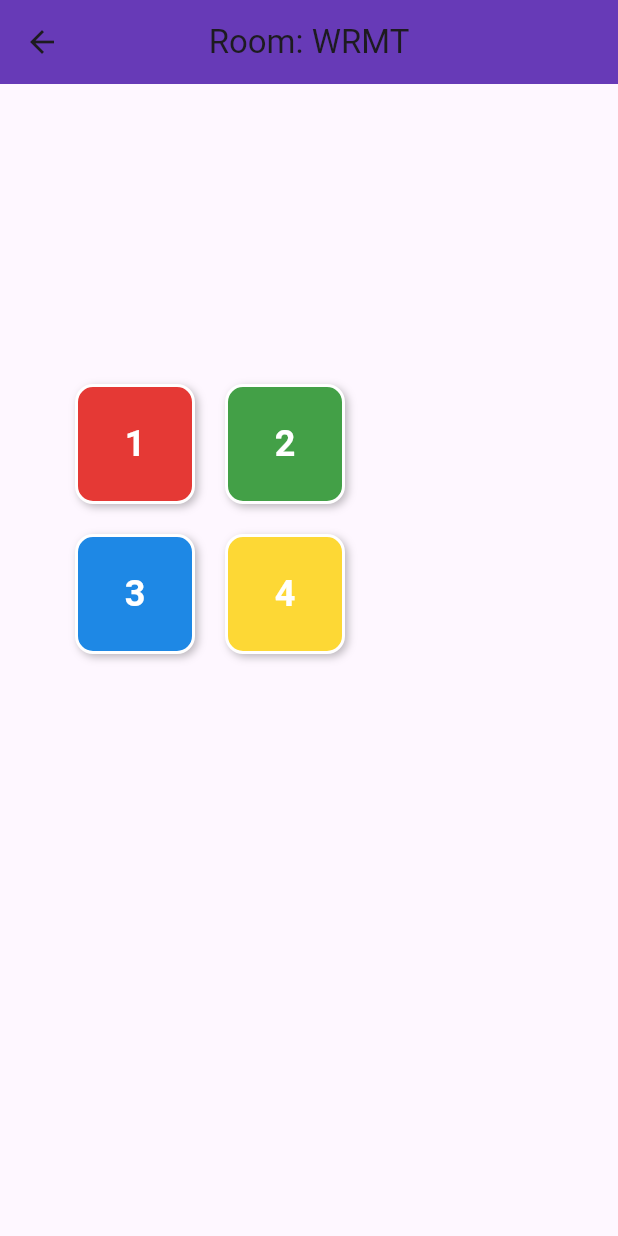
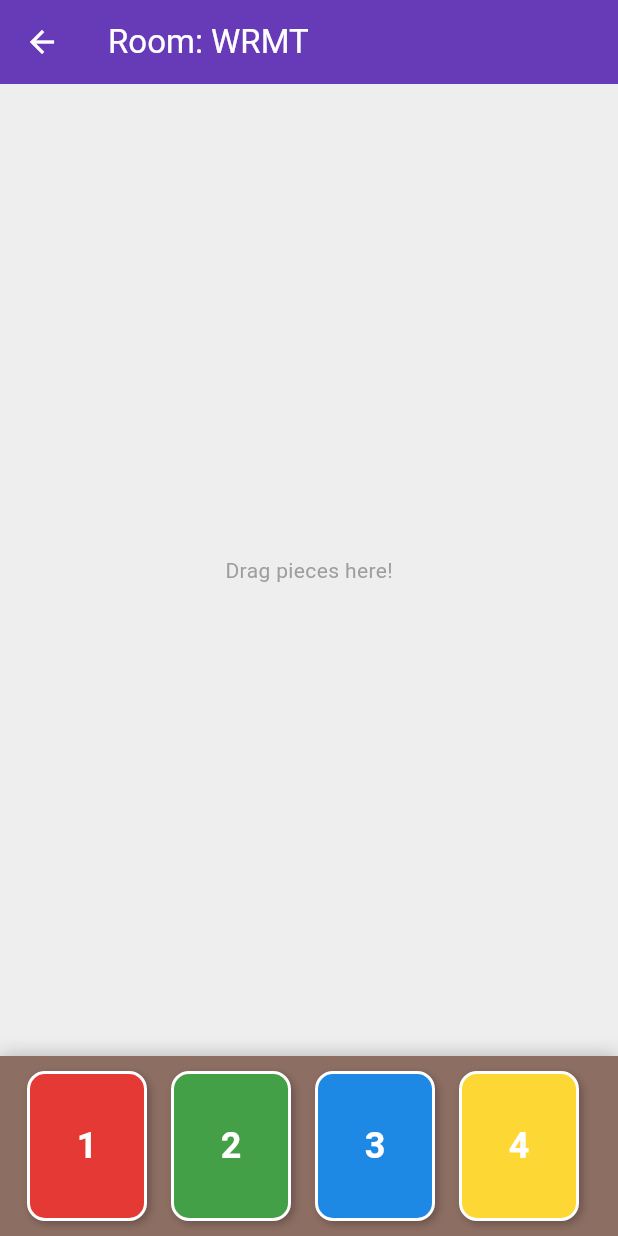
Before and after one commit to Riy2912/Multiplayer-Jigsaw-Activities, a Flutter app: the screen it shows after launch, after a tap on "CREATE NEW ROOM", on a phone screen of 412 x 824 dp. Run offline on Flutter 3.47's test engine with Material 3 defaults, Android fonts, the phone set to English and light mode, and no system bars; our stand-ins replace firebase_core, firebase_database; accounts and stored records are empty.

Commit message:
Fixed main.dart errors and implemented Piece Drawer logic

```diff
--- a/lib/main.dart
+++ b/lib/main.dart
@@ -3,13 +3,13 @@ import 'package:flutter/material.dart';
 import 'package:firebase_core/firebase_core.dart';
 import 'package:firebase_database/firebase_database.dart';
 
-// 1. INITIAL SETUP
+// 1. MAIN ENTRY POINT
 void main() async {
   WidgetsFlutterBinding.ensureInitialized();
   await Firebase.initializeApp();
   runApp(const MaterialApp(
     debugShowCheckedModeBanner: false,
-    home: LobbyScreen(), // We start at the Lobby now, not the Game
+    home: LobbyScreen(),
   ));
 }
 
@@ -27,7 +27,6 @@ class _LobbyScreenState extends State<LobbyScreen> {
   final TextEditingController _codeController = TextEditingController();
   bool _isLoading = false;
 
-  // Helper: Generate a random 4-digit Room Code
   String _generateRoomCode() {
     const chars = "ABCDEFGHIJKLMNOPQRSTUVWXYZ";
     Random rnd = Random();
@@ -35,20 +34,18 @@ class _LobbyScreenState extends State<LobbyScreen> {
         4, (_) => chars.codeUnitAt(rnd.nextInt(chars.length))));
   }
 
-  // Action: Create a new room
   void _createRoom() {
     setState(() => _isLoading = true);
     String newCode = _generateRoomCode();
 
-    // Set initial data for this specific room
     DatabaseReference roomRef = FirebaseDatabase.instance.ref("rooms/$newCode/pieces");
 
-    // Create 4 initial pieces scattered around
+    // STARTING PIECES: All set to 'isPlaced: false' so they appear in the drawer first
     List<Map<String, dynamic>> initialPieces = [
-      {'x': 50, 'y': 200, 'color': 0xFFE53935}, // Red
-      {'x': 150, 'y': 200, 'color': 0xFF43A047}, // Green
-      {'x': 50, 'y': 300, 'color': 0xFF1E88E5}, // Blue
-      {'x': 150, 'y': 300, 'color': 0xFFFDD835}, // Yellow
+      {'x': 0, 'y': 0, 'color': 0xFFE53935, 'isPlaced': false}, // Red
+      {'x': 0, 'y': 0, 'color': 0xFF43A047, 'isPlaced': false}, // Green
+      {'x': 0, 'y': 0, 'color': 0xFF1E88E5, 'isPlaced': false}, // Blue
+      {'x': 0, 'y': 0, 'color': 0xFFFDD835, 'isPlaced': false}, // Yellow
     ];
 
     roomRef.set(initialPieces).then((_) {
@@ -57,7 +54,6 @@ class _LobbyScreenState extends State<LobbyScreen> {
     });
   }
 
-  // Action: Join existing room
   void _joinRoom() {
     String code = _codeController.text.trim().toUpperCase();
     if (code.length == 4) {
@@ -101,17 +97,12 @@ class _LobbyScreenState extends State<LobbyScreen> {
                     width: double.infinity,
                     height: 50,
                     child: ElevatedButton.icon(
-                      icon: const Icon(Icons.add, color: Colors.white), // Force Icon to White
-                      label: const Text(
-                        "CREATE NEW ROOM",
-                        style: TextStyle(
-                          color: Colors.white, // Force Text to White
-                          fontWeight: FontWeight.bold, // Make it bold for better visibility
-                        ),
-                      ),
+                      icon: const Icon(Icons.add, color: Colors.white),
+                      label: const Text("CREATE NEW ROOM",
+                          style: TextStyle(color: Colors.white, fontWeight: FontWeight.bold)),
                       style: ElevatedButton.styleFrom(
-                        backgroundColor: Colors.deepPurple, // Purple Background
-                        foregroundColor: Colors.white,      // White Text/Icon interaction color
+                        backgroundColor: Colors.deepPurple,
+                        foregroundColor: Colors.white,
                       ),
                       onPressed: _isLoading ? null : _createRoom,
                     ),
@@ -155,10 +146,10 @@ class _LobbyScreenState extends State<LobbyScreen> {
 }
 
 // ---------------------------------------------------------
-// SCREEN 2: THE GAME ROOM (Multiplayer Sync)
+// SCREEN 2: THE GAME ROOM (With Drawer)
 // ---------------------------------------------------------
 class JigsawGame extends StatefulWidget {
-  final String roomCode; // We need to know which room we are in
+  final String roomCode;
   const JigsawGame({super.key, required this.roomCode});
 
   @override
@@ -169,11 +160,11 @@ class _JigsawGameState extends State<JigsawGame> {
   late DatabaseReference _roomRef;
   List<Map<dynamic, dynamic>> _pieces = [];
   bool _isLoading = true;
+  final GlobalKey _boardKey = GlobalKey();
 
   @override
   void initState() {
     super.initState();
-    // Connect ONLY to this specific room's data
     _roomRef = FirebaseDatabase.instance.ref("rooms/${widget.roomCode}/pieces");
     _listenToUpdates();
   }
@@ -183,53 +174,163 @@ class _JigsawGameState extends State<JigsawGame> {
       if (event.snapshot.exists) {
         final data = event.snapshot.value as List<dynamic>;
         setState(() {
-          _pieces = data.map((e) => e as Map<dynamic, dynamic>).toList();
+          // Convert data and ensure 'isPlaced' defaults to false if missing
+          _pieces = data.map((e) {
+            final map = e as Map<dynamic, dynamic>;
+            map['isPlaced'] = map['isPlaced'] ?? false;
+            return map;
+          }).toList();
           _isLoading = false;
         });
       }
     });
   }
 
-  void _updatePiece(int index, double x, double y) {
-    _roomRef.child(index.toString()).update({'x': x, 'y': y});
+  // LOGIC: Move piece from Drawer -> Board OR Move piece around Board
+  void _updatePiecePosition(int index, Offset globalPosition) {
+    // 1. Get the Board's position on the screen
+    final RenderBox? renderBox = _boardKey.currentContext?.findRenderObject() as RenderBox?;
+    if (renderBox == null) return;
+
+    final localPosition = renderBox.globalToLocal(globalPosition);
+
+    // 2. Update Firebase (This updates everyone's screen)
+    _roomRef.child(index.toString()).update({
+      'x': localPosition.dx - 40, // Center the piece (80 width / 2)
+      'y': localPosition.dy - 40, // Center the piece (80 height / 2)
+      'isPlaced': true, // It is now on the board!
+    });
   }
 
   @override
   Widget build(BuildContext context) {
+    // Separate pieces into two lists
+    final drawerPieces = _pieces.asMap().entries
+        .where((entry) => entry.value['isPlaced'] == false)
+        .toList();
+
+    final boardPieces = _pieces.asMap().entries
+        .where((entry) => entry.value['isPlaced'] == true)
+        .toList();
+
     return Scaffold(
       appBar: AppBar(
         title: Text("Room: ${widget.roomCode}"),
         backgroundColor: Colors.deepPurple,
-        centerTitle: true,
+        foregroundColor: Colors.white,
       ),
-      body: _isLoading
-          ? const Center(child: CircularProgressIndicator())
-          : Stack(
+      body: Column(
         children: [
-          // Render all pieces
-          for (int i = 0; i < _pieces.length; i++)
-            Positioned(
-              left: double.parse(_pieces[i]['x'].toString()),
-              top: double.parse(_pieces[i]['y'].toString()),
-              child: DraggablePiece(
-                index: i,
-                colorValue: _pieces[i]['color'],
-                onDragEnd: (newX, newY) => _updatePiece(i, newX, newY),
-              ),
+          // ------------------------------------------
+          // TOP AREA: THE BOARD (Drop Zone)
+          // ------------------------------------------
+          Expanded(
+            child: DragTarget<int>(
+              key: _boardKey,
+              onAcceptWithDetails: (details) {
+                _updatePiecePosition(details.data, details.offset);
+              },
+              builder: (context, candidateData, rejectedData) {
+                return Container(
+                  color: Colors.grey[200], // The "Table" color
+                  width: double.infinity,
+                  child: Stack(
+                    children: [
+                      // Render pieces that are already on the board
+                      for (var entry in boardPieces)
+                        Positioned(
+                          left: double.parse(entry.value['x'].toString()),
+                          top: double.parse(entry.value['y'].toString()),
+                          child: DraggablePiece(
+                            index: entry.key,
+                            colorValue: entry.value['color'],
+                            onDragEnd: (details) => _updatePiecePosition(entry.key, details.offset),
+                          ),
+                        ),
+
+                      // Helper text if board is empty
+                      if (boardPieces.isEmpty && !_isLoading)
+                        const Center(child: Text("Drag pieces here!", style: TextStyle(color: Colors.grey))),
+                    ],
+                  ),
+                );
+              },
             ),
+          ),
+
+          // ------------------------------------------
+          // BOTTOM AREA: THE DRAWER (Scrollable)
+          // ------------------------------------------
+          Container(
+            height: 120,
+            decoration: const BoxDecoration(
+              color: Color(0xFF8D6E63), // Brown/Wooden color
+              boxShadow: [BoxShadow(blurRadius: 10, color: Colors.black26)],
+            ),
+            child: drawerPieces.isEmpty
+                ? const Center(child: Text("Empty Drawer", style: TextStyle(color: Colors.white)))
+                : ListView.builder(
+              scrollDirection: Axis.horizontal,
+              padding: const EdgeInsets.all(10),
+              itemCount: drawerPieces.length,
+              itemBuilder: (context, listIndex) {
+                final originalIndex = drawerPieces[listIndex].key;
+                final pieceData = drawerPieces[listIndex].value;
+
+                return Padding(
+                  padding: const EdgeInsets.symmetric(horizontal: 8.0),
+                  // We wrap drawer items in Draggable too!
+                  child: Draggable<int>(
+                    data: originalIndex, // We pass the ID of the piece
+                    feedback: Transform.scale(
+                      scale: 1.1,
+                      child: _buildPieceBox(pieceData['color'], originalIndex, true),
+                    ),
+                    childWhenDragging: Opacity(
+                        opacity: 0.3,
+                        child: _buildPieceBox(pieceData['color'], originalIndex, false)
+                    ),
+                    child: _buildPieceBox(pieceData['color'], originalIndex, false),
+                  ),
+                );
+              },
+            ),
+          ),
         ],
+      ),
+    );
+  }
+
+  // Helper to draw the colored box (Used by both Drawer and Board)
+  Widget _buildPieceBox(int colorValue, int index, bool isDragging) {
+    return Container(
+      width: 80,
+      height: 80,
+      decoration: BoxDecoration(
+        color: Color(colorValue),
+        borderRadius: BorderRadius.circular(12),
+        border: Border.all(color: Colors.white, width: 2),
+        boxShadow: isDragging
+            ? [const BoxShadow(color: Colors.black45, blurRadius: 10, spreadRadius: 2)]
+            : [const BoxShadow(color: Colors.black26, blurRadius: 4, offset: Offset(2, 2))],
+      ),
+      child: Center(
+        child: Text(
+          "${index + 1}",
+          style: const TextStyle(color: Colors.white, fontSize: 24, fontWeight: FontWeight.bold),
+        ),
       ),
     );
   }
 }
 
 // ---------------------------------------------------------
-// WIDGET: INDIVIDUAL PIECE (UI Polish)
+// WIDGET: DRAGGABLE PIECE (For the Board)
 // ---------------------------------------------------------
 class DraggablePiece extends StatelessWidget {
   final int index;
   final int colorValue;
-  final Function(double, double) onDragEnd;
+  final Function(DraggableDetails) onDragEnd;
 
   const DraggablePiece({
     super.key,
@@ -240,21 +341,12 @@ class DraggablePiece extends StatelessWidget {
 
   @override
   Widget build(BuildContext context) {
-    return GestureDetector(
-      onPanUpdate: (details) {
-        // We use relative movement, but we update the parent via state
-      },
-      child: Draggable(
-        feedback: _buildBox(true), // What it looks like while dragging
-        childWhenDragging: Opacity(opacity: 0.3, child: _buildBox(false)), // Original spot
-        child: _buildBox(false), // Normal look
-        onDragEnd: (details) {
-          // IMPORTANT: Convert global screen coordinates to local Stack coordinates
-          // "details.offset" gives the drop position relative to the screen
-          // We subtract the AppBar height (approx 80) to correct it.
-          onDragEnd(details.offset.dx, details.offset.dy - 80);
-        },
-      ),
+    return Draggable<int>(
+      data: index,
+      feedback: _buildBox(true),
+      childWhenDragging: Opacity(opacity: 0.3, child: _buildBox(false)),
+      onDragEnd: onDragEnd,
+      child: _buildBox(false),
     );
   }
 
```
